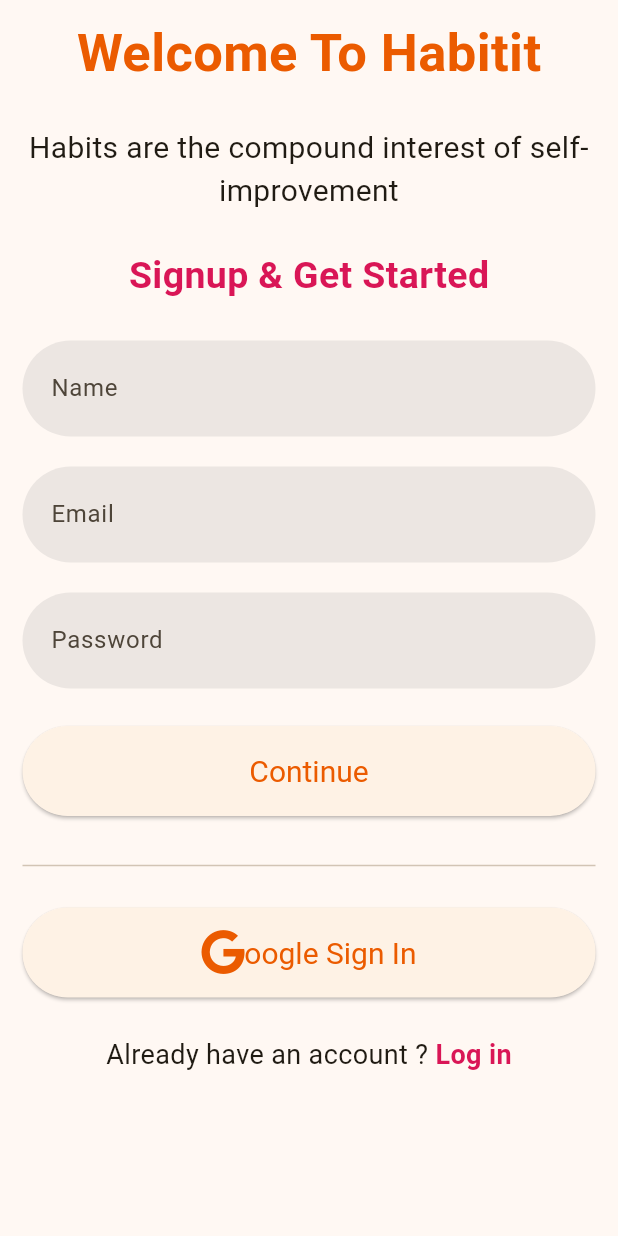
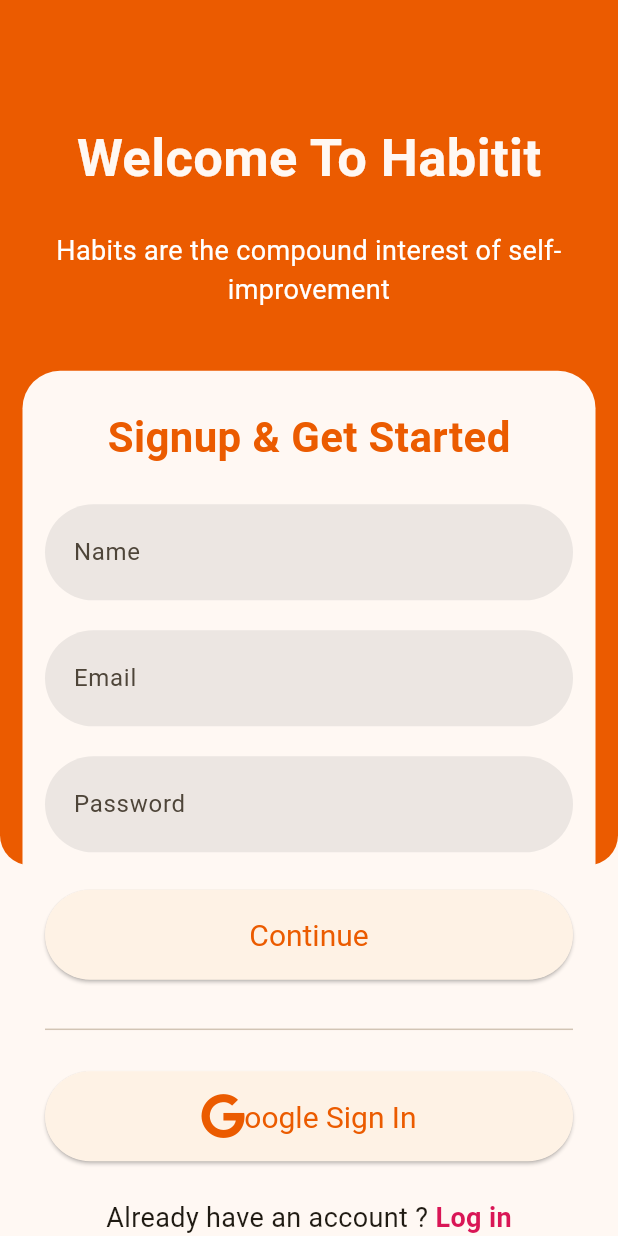
Before and after one commit to conykay/habitit, a Flutter app: the screen it shows after launch, on a phone screen of 412 x 824 dp. Run offline on Flutter 3.47's test engine with Material 3 defaults, Android fonts, the phone set to English and light mode, and no system bars; our stand-ins replace cloud_firestore, connectivity_plus, dartz, equatable, firebase_auth, firebase_core and 8 more; accounts and stored records are empty; generated files the repository leaves out were written again.

Commit message:
Refactor SigninPage and SignupPage layouts for improved UI structure and styling

```diff
--- a/lib/presentation/auth/pages/signup_page.dart
+++ b/lib/presentation/auth/pages/signup_page.dart
@@ -35,24 +35,39 @@
           }
         },
         child: Scaffold(
-          body: SafeArea(
-              child: Padding(
-            padding: const EdgeInsets.symmetric(vertical: 10, horizontal: 15),
-            child: SingleChildScrollView(
-              child: Center(
-                child: SizedBox(
-                  width: MediaQuery.sizeOf(context).width > 600 ? 400 : null,
-                  child: Column(
-                    mainAxisSize: MainAxisSize.min,
-                    children: [
-                      _buildIntro(context),
-                      SignupWidget(),
-                    ],
-                  ),
+          body: Stack(
+            children: [
+              Align(
+                alignment: Alignment.topCenter,
+                child: Container(
+                  padding: EdgeInsets.symmetric(horizontal: 20, vertical: 80),
+                  decoration: BoxDecoration(
+                      color: Theme.of(context).primaryColor,
+                      borderRadius: BorderRadius.only(
+                        bottomLeft: Radius.circular(20),
+                        bottomRight: Radius.circular(20),
+                      )),
+                  height: MediaQuery.of(context).size.height * 0.7,
+                  child: _buildIntro(context),
                 ),
               ),
-            ),
-          )),
+              Align(
+                alignment: Alignment.bottomCenter,
+                child: Container(
+                  margin: EdgeInsets.symmetric(horizontal: 15),
+                  padding: EdgeInsets.symmetric(horizontal: 15),
+                  decoration: BoxDecoration(
+                      color: Theme.of(context).canvasColor,
+                      borderRadius: BorderRadius.only(
+                        topLeft: Radius.circular(25),
+                        topRight: Radius.circular(25),
+                      )),
+                  height: MediaQuery.of(context).size.height * 0.7,
+                  child: SignupWidget(),
+                ),
+              ),
+            ],
+          ),
         ),
       ),
     );
@@ -60,15 +75,16 @@
 
   Widget _buildIntro(BuildContext context) {
     return Column(
-      mainAxisAlignment: MainAxisAlignment.spaceBetween,
+      mainAxisAlignment: MainAxisAlignment.start,
       crossAxisAlignment: CrossAxisAlignment.center,
+      mainAxisSize: MainAxisSize.min,
       children: [
         Text(
           'Welcome To Habitit',
           style: TextStyle(
             fontWeight: FontWeight.bold,
             fontSize: 35,
-            color: Theme.of(context).colorScheme.primary,
+            color: Theme.of(context).canvasColor,
           ),
         ),
         SizedBox(height: 24),
@@ -76,18 +92,9 @@
           'Habits are the compound interest of self-improvement',
           textAlign: TextAlign.center,
           style: TextStyle(
-            fontWeight: FontWeight.w400,
-            fontSize: 20,
-          ),
-        ),
-        SizedBox(height: 24),
-        Text(
-          'Signup & Get Started',
-          style: TextStyle(
-            fontWeight: FontWeight.bold,
-            fontSize: 25,
-            color: Theme.of(context).colorScheme.secondary,
-          ),
+              fontWeight: FontWeight.w400,
+              fontSize: 18,
+              color: Theme.of(context).colorScheme.onPrimary),
         ),
       ],
     );
@@ -108,6 +115,15 @@
       key: _formState,
       child: Column(
         children: [
+          SizedBox(height: 24),
+          Text(
+            'Signup & Get Started',
+            style: TextStyle(
+              fontWeight: FontWeight.bold,
+              fontSize: 28,
+              color: Theme.of(context).colorScheme.primary,
+            ),
+          ),
           SizedBox(height: 25),
           TextFormField(
             controller: _nameTextController,
```
Also changed, not shown: lib/presentation/auth/pages/signin_page.dart (+52 -29 lines).
